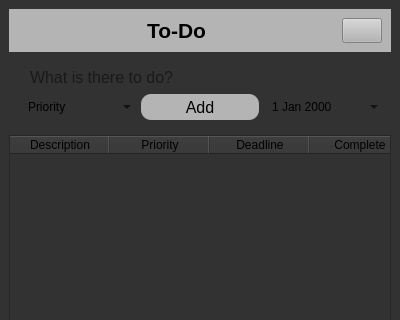
Old version of the form ToDoList/mainwindow.ui in the repository ofmiq/QtMiniProjects; both pictures show x 0 to 400 and y 0 to 320 of the 400 by 600 pixel window.
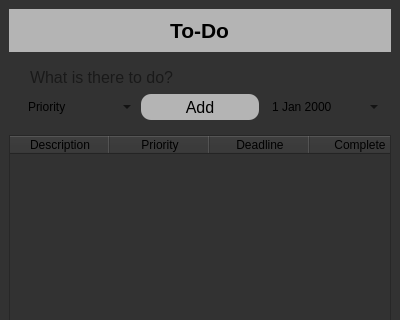
New version of the form. Icons and pictures are not drawn.

```diff
--- a/ToDoList/mainwindow.ui
+++ b/ToDoList/mainwindow.ui
@@ -73,28 +73,6 @@
          </property>
         </spacer>
        </item>
-       <item>
-        <widget class="QPushButton" name="pushButton_2">
-         <property name="sizePolicy">
-          <sizepolicy hsizetype="Minimum" vsizetype="Minimum">
-           <horstretch>0</horstretch>
-           <verstretch>0</verstretch>
-          </sizepolicy>
-         </property>
-         <property name="styleSheet">
-          <string notr="true">QPushButton {
-	image: url(:/img/img/settings.png);
-}
-
-QPushButton::pressed {
-	background-color: rgb(150, 150, 150);
-}</string>
-         </property>
-         <property name="text">
-          <string/>
-         </property>
-        </widget>
-       </item>
       </layout>
      </widget>
     </item>
```
